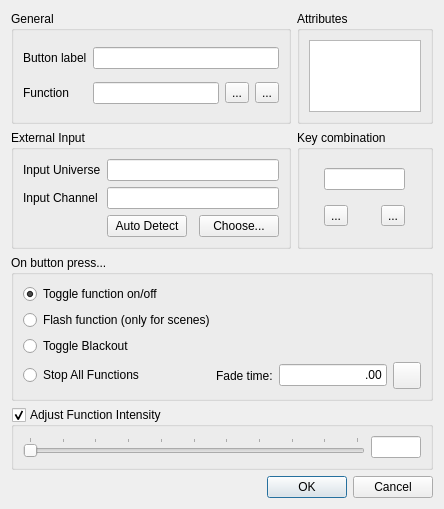
mcallegari/qlcplus, file ui/src/vcbuttonproperties.ui: the form before one commit.
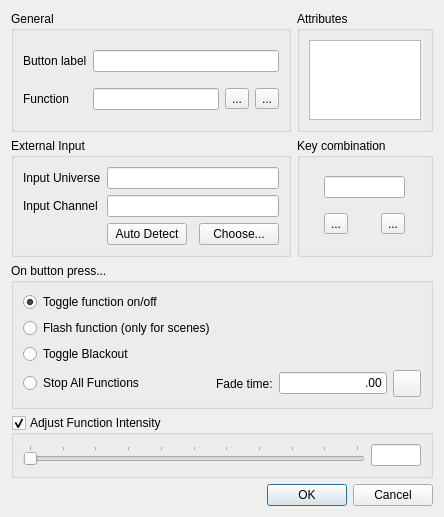
The form after the commit. Icons and pictures are not drawn.

```diff
--- a/ui/src/vcbuttonproperties.ui
+++ b/ui/src/vcbuttonproperties.ui
@@ -7,7 +7,7 @@
     <x>0</x>
     <y>0</y>
     <width>444</width>
-    <height>509</height>
+    <height>517</height>
    </rect>
   </property>
   <property name="windowTitle">
```
Left out of the diff: 2 changed lines with no effect on the pictures.
